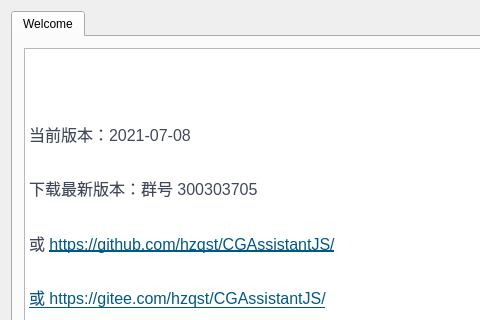
This is CGAssistant/mainwindow.ui in hzqst/CGAssistant as Qt 5 draws it before an edit; both pictures show x 0 to 480 and y 0 to 320 of the 750 by 500 pixel window. The edited form follows.
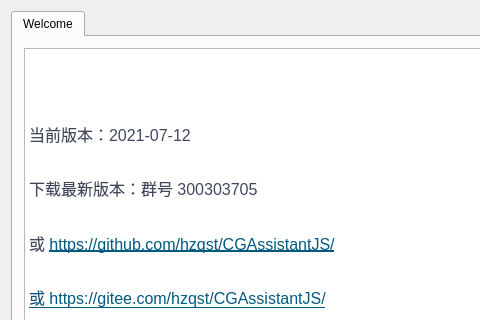
This is the edited form. Icons and pictures are not drawn.

```diff
--- a/CGAssistant/mainwindow.ui
+++ b/CGAssistant/mainwindow.ui
@@ -73,7 +73,7 @@
 &lt;/style&gt;&lt;/head&gt;&lt;body style=&quot; font-family:'SimSun'; font-size:9pt; font-weight:400; font-style:normal;&quot;&gt;
 &lt;p style=&quot; margin-top:0px; margin-bottom:0px; margin-left:0px; margin-right:0px; -qt-block-indent:0; text-indent:0px;&quot;&gt;&lt;img src=&quot;:/logo.png&quot; /&gt;&lt;/p&gt;
 &lt;p style=&quot;-qt-paragraph-type:empty; margin-top:0px; margin-bottom:16px; margin-left:0px; margin-right:0px; -qt-block-indent:0; text-indent:0px; line-height:160%; font-family:'-apple-system,BlinkMacSystemFont,Segoe UI,Helvetica,Arial,Apple Color Emoji,Segoe UI Emoji,Segoe UI Symbol,Liberation Sans,PingFang SC,Microsoft YaHei,Hiragino Sans GB,Wenquanyi Micro Hei,WenQuanYi Zen Hei,ST Heiti,SimHei,SimSun,WenQuanYi Zen Hei Sharp,sans-serif'; font-size:16px; color:#40485b; background-color:#ffffff;&quot;&gt;&lt;br /&gt;&lt;/p&gt;
-&lt;p style=&quot; margin-top:0px; margin-bottom:16px; margin-left:0px; margin-right:0px; -qt-block-indent:0; text-indent:0px; line-height:160%; background-color:#ffffff;&quot;&gt;&lt;span style=&quot; font-family:'-apple-system,BlinkMacSystemFont,Segoe UI,Helvetica,Arial,Apple Color Emoji,Segoe UI Emoji,Segoe UI Symbol,Liberation Sans,PingFang SC,Microsoft YaHei,Hiragino Sans GB,Wenquanyi Micro Hei,WenQuanYi Zen Hei,ST Heiti,SimHei,SimSun,WenQuanYi Zen Hei Sharp,sans-serif'; font-size:16px; color:#40485b; background-color:#ffffff;&quot;&gt;当前版本：2021-07-08&lt;/span&gt;&lt;/p&gt;
+&lt;p style=&quot; margin-top:0px; margin-bottom:16px; margin-left:0px; margin-right:0px; -qt-block-indent:0; text-indent:0px; line-height:160%; background-color:#ffffff;&quot;&gt;&lt;span style=&quot; font-family:'-apple-system,BlinkMacSystemFont,Segoe UI,Helvetica,Arial,Apple Color Emoji,Segoe UI Emoji,Segoe UI Symbol,Liberation Sans,PingFang SC,Microsoft YaHei,Hiragino Sans GB,Wenquanyi Micro Hei,WenQuanYi Zen Hei,ST Heiti,SimHei,SimSun,WenQuanYi Zen Hei Sharp,sans-serif'; font-size:16px; color:#40485b; background-color:#ffffff;&quot;&gt;当前版本：2021-07-12&lt;/span&gt;&lt;/p&gt;
 &lt;p style=&quot; margin-top:0px; margin-bottom:16px; margin-left:0px; margin-right:0px; -qt-block-indent:0; text-indent:0px; line-height:160%; background-color:#ffffff;&quot;&gt;&lt;span style=&quot; font-family:'-apple-system,BlinkMacSystemFont,Segoe UI,Helvetica,Arial,Apple Color Emoji,Segoe UI Emoji,Segoe UI Symbol,Liberation Sans,PingFang SC,Microsoft YaHei,Hiragino Sans GB,Wenquanyi Micro Hei,WenQuanYi Zen Hei,ST Heiti,SimHei,SimSun,WenQuanYi Zen Hei Sharp,sans-serif'; font-size:16px; color:#40485b; background-color:#ffffff;&quot;&gt;下载最新版本：群号 300303705&lt;/span&gt;&lt;/p&gt;
 &lt;p style=&quot; margin-top:0px; margin-bottom:16px; margin-left:0px; margin-right:0px; -qt-block-indent:0; text-indent:0px; line-height:160%; background-color:#ffffff;&quot;&gt;&lt;span style=&quot; font-family:'-apple-system,BlinkMacSystemFont,Segoe UI,Helvetica,Arial,Apple Color Emoji,Segoe UI Emoji,Segoe UI Symbol,Liberation Sans,PingFang SC,Microsoft YaHei,Hiragino Sans GB,Wenquanyi Micro Hei,WenQuanYi Zen Hei,ST Heiti,SimHei,SimSun,WenQuanYi Zen Hei Sharp,sans-serif'; font-size:16px; color:#40485b; background-color:#ffffff;&quot;&gt;或 &lt;/span&gt;&lt;a href=&quot;https://github.com/hzqst/CGAssistantJS/issues&quot;&gt;&lt;span style=&quot; font-family:'-apple-system,BlinkMacSystemFont,Segoe UI,Helvetica,Arial,Apple Color Emoji,Segoe UI Emoji,Segoe UI Symbol,Liberation Sans,PingFang SC,Microsoft YaHei,Hiragino Sans GB,Wenquanyi Micro Hei,WenQuanYi Zen Hei,ST Heiti,SimHei,SimSun,WenQuanYi Zen Hei Sharp,sans-serif'; font-size:16px; text-decoration: underline; color:#005980; background-color:transparent;&quot;&gt;https://github.com/hzqst/CGAssistantJS/&lt;/span&gt;&lt;/a&gt;&lt;/p&gt;
 &lt;p style=&quot; margin-top:0px; margin-bottom:16px; margin-left:0px; margin-right:0px; -qt-block-indent:0; text-indent:0px; line-height:160%; background-color:#ffffff;&quot;&gt;&lt;a href=&quot;https://github.com/hzqst/CGAssistantJS/issues&quot;&gt;&lt;span style=&quot; font-family:'-apple-system,BlinkMacSystemFont,Segoe UI,Helvetica,Arial,Apple Color Emoji,Segoe UI Emoji,Segoe UI Symbol,Liberation Sans,PingFang SC,Microsoft YaHei,Hiragino Sans GB,Wenquanyi Micro Hei,WenQuanYi Zen Hei,ST Heiti,SimHei,SimSun,WenQuanYi Zen Hei Sharp,sans-serif'; font-size:16px; text-decoration: underline; color:#005980; background-color:transparent;&quot;&gt;或 &lt;/span&gt;&lt;/a&gt;&lt;a href=&quot;https://gitee.com/hzqst/CGAssistantJS/issues&quot;&gt;&lt;span style=&quot; font-family:'-apple-system,BlinkMacSystemFont,Segoe UI,Helvetica,Arial,Apple Color Emoji,Segoe UI Emoji,Segoe UI Symbol,Liberation Sans,PingFang SC,Microsoft YaHei,Hiragino Sans GB,Wenquanyi Micro Hei,WenQuanYi Zen Hei,ST Heiti,SimHei,SimSun,WenQuanYi Zen Hei Sharp,sans-serif'; font-size:16px; text-decoration: underline; color:#005980; background-color:transparent;&quot;&gt;https://gitee.com/hzqst/CGAssistantJS/&lt;/span&gt;&lt;/a&gt;&lt;/p&gt;&lt;/body&gt;&lt;/html&gt;</string>
```
